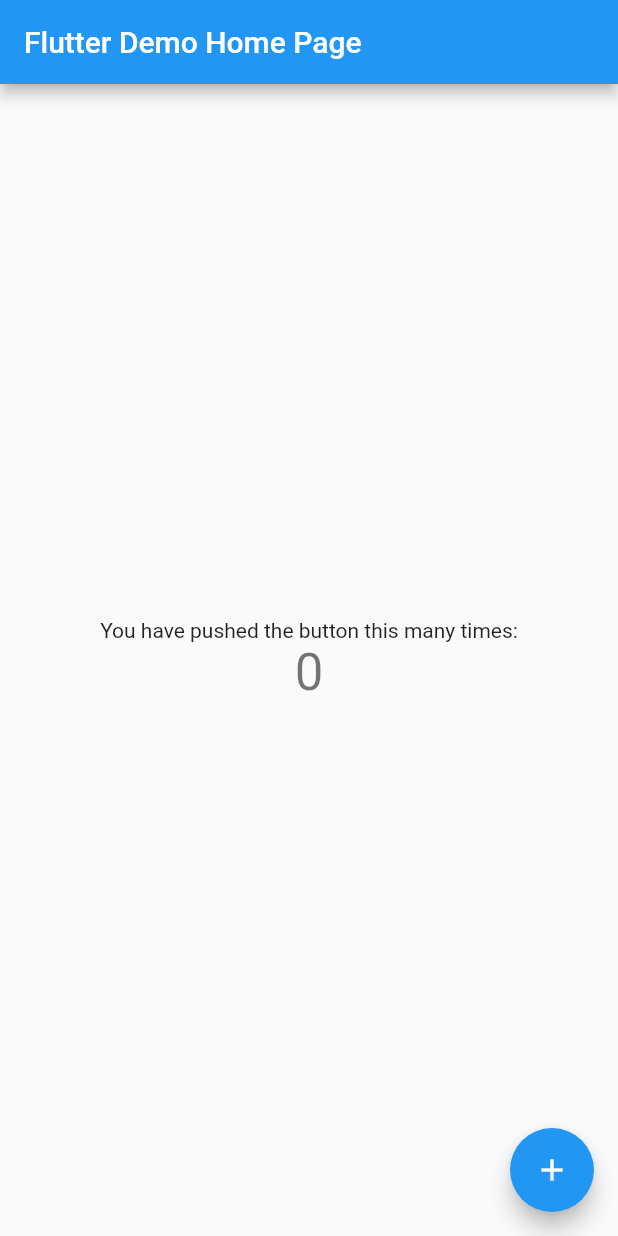
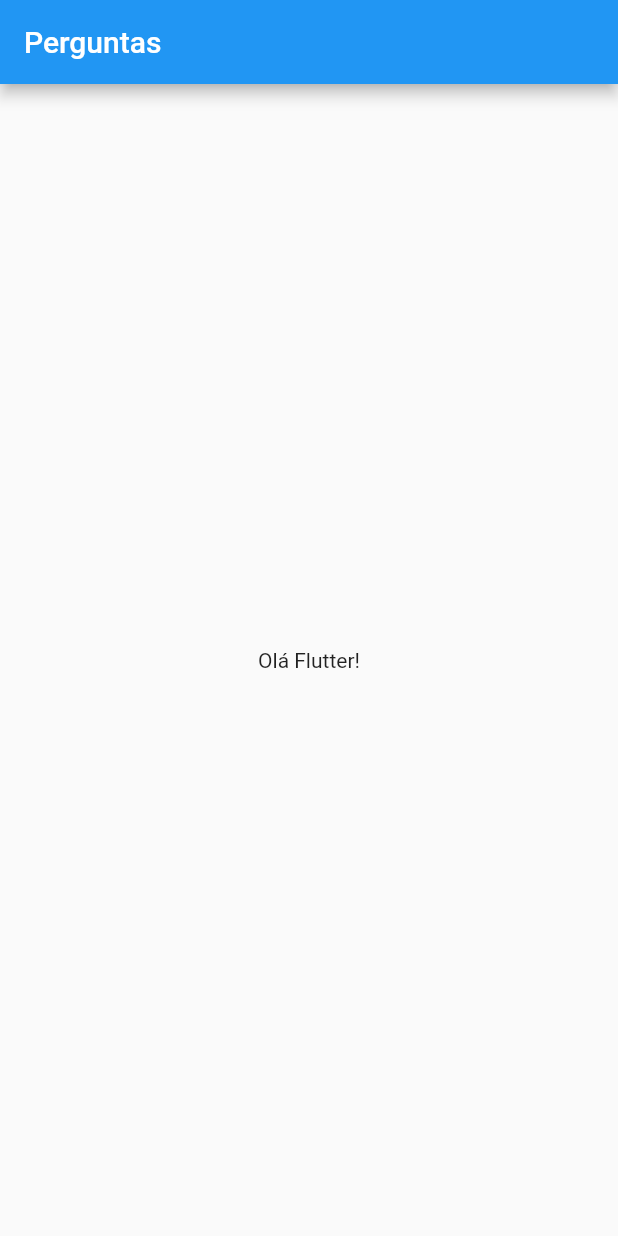
Before and after one commit to G-m4rtins/PerguntasAPP, a Flutter app: the screen it shows after launch, on a phone screen of 412 x 824 dp. Run offline on Flutter 3.47's test engine with Material 2 defaults, Android fonts, the phone set to English and light mode, and no system bars.

Commit message:
Main: Primeiros-passos

```diff
--- a/lib/main.dart
+++ b/lib/main.dart
@@ -1,115 +1,20 @@
 import 'package:flutter/material.dart';
 
-void main() {
-  runApp(const MyApp());
-}
+main () => runApp(PerguntaApp());
 
-class MyApp extends StatelessWidget {
-  const MyApp({super.key});
+class PerguntaApp extends StatelessWidget{
 
-  // This widget is the root of your application.
   @override
-  Widget build(BuildContext context) {
+  Widget build(BuildContext context){
     return MaterialApp(
-      title: 'Flutter Demo',
-      theme: ThemeData(
-        // This is the theme of your application.
-        //
-        // Try running your application with "flutter run". You'll see the
-        // application has a blue toolbar. Then, without quitting the app, try
-        // changing the primarySwatch below to Colors.green and then invoke
-        // "hot reload" (press "r" in the console where you ran "flutter run",
-        // or simply save your changes to "hot reload" in a Flutter IDE).
-        // Notice that the counter didn't reset back to zero; the application
-        // is not restarted.
-        primarySwatch: Colors.blue,
+      home: Scaffold(
+        appBar: AppBar(
+          title: Text('Perguntas'),
+        ),
+        body: Center(
+          child: Text('Olá Flutter!'),
+        ),
       ),
-      home: const MyHomePage(title: 'Flutter Demo Home Page'),
     );
   }
 }
-
-class MyHomePage extends StatefulWidget {
-  const MyHomePage({super.key, required this.title});
-
-  // This widget is the home page of your application. It is stateful, meaning
-  // that it has a State object (defined below) that contains fields that affect
-  // how it looks.
-
-  // This class is the configuration for the state. It holds the values (in this
-  // case the title) provided by the parent (in this case the App widget) and
-  // used by the build method of the State. Fields in a Widget subclass are
-  // always marked "final".
-
-  final String title;
-
-  @override
-  State<MyHomePage> createState() => _MyHomePageState();
-}
-
-class _MyHomePageState extends State<MyHomePage> {
-  int _counter = 0;
-
-  void _incrementCounter() {
-    setState(() {
-      // This call to setState tells the Flutter framework that something has
-      // changed in this State, which causes it to rerun the build method below
-      // so that the display can reflect the updated values. If we changed
-      // _counter without calling setState(), then the build method would not be
-      // called again, and so nothing would appear to happen.
-      _counter++;
-    });
-  }
-
-  @override
-  Widget build(BuildContext context) {
-    // This method is rerun every time setState is called, for instance as done
-    // by the _incrementCounter method above.
-    //
-    // The Flutter framework has been optimized to make rerunning build methods
-    // fast, so that you can just rebuild anything that needs updating rather
-    // than having to individually change instances of widgets.
-    return Scaffold(
-      appBar: AppBar(
-        // Here we take the value from the MyHomePage object that was created by
-        // the App.build method, and use it to set our appbar title.
-        title: Text(widget.title),
-      ),
-      body: Center(
-        // Center is a layout widget. It takes a single child and positions it
-        // in the middle of the parent.
-        child: Column(
-          // Column is also a layout widget. It takes a list of children and
-          // arranges them vertically. By default, it sizes itself to fit its
-          // children horizontally, and tries to be as tall as its parent.
-          //
-          // Invoke "debug painting" (press "p" in the console, choose the
-          // "Toggle Debug Paint" action from the Flutter Inspector in Android
-          // Studio, or the "Toggle Debug Paint" command in Visual Studio Code)
-          // to see the wireframe for each widget.
-          //
-          // Column has various properties to control how it sizes itself and
-          // how it positions its children. Here we use mainAxisAlignment to
-          // center the children vertically; the main axis here is the vertical
-          // axis because Columns are vertical (the cross axis would be
-          // horizontal).
-          mainAxisAlignment: MainAxisAlignment.center,
-          children: <Widget>[
-            const Text(
-              'You have pushed the button this many times:',
-            ),
-            Text(
-              '$_counter',
-              style: Theme.of(context).textTheme.headlineMedium,
-            ),
-          ],
-        ),
-      ),
-      floatingActionButton: FloatingActionButton(
-        onPressed: _incrementCounter,
-        tooltip: 'Increment',
-        child: const Icon(Icons.add),
-      ), // This trailing comma makes auto-formatting nicer for build methods.
-    );
-  }
-}
```
Also changed, not shown: 1 other file.
